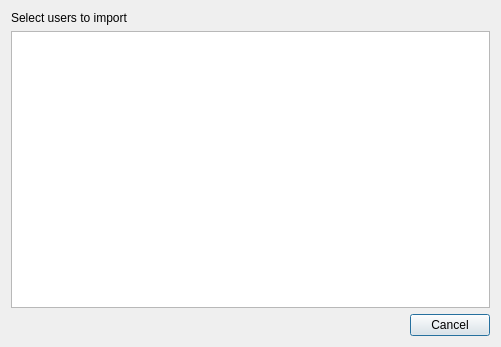
Above: client/src/ui/dialogs/ldap_users_dialog.ui from networkoptix/nx_open before the change. Below: the same form after it.
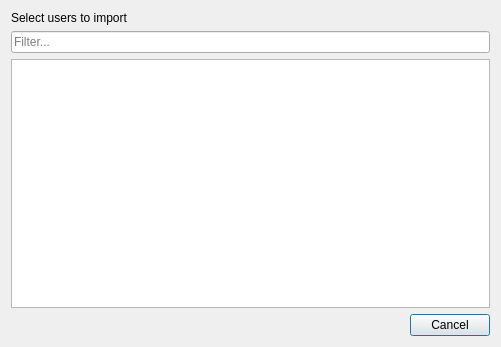
That is the form after the change. The open tabs and pages were chosen to show the change. Custom widgets are drawn as their Qt base class.

Commit message:
VMS-516: Introduce inline filter in user management dialogs
<==== Mercurial data ====>
Branch: dev_2.4.0_gui

Patch:
```diff
--- a/client/src/ui/dialogs/ldap_users_dialog.ui
+++ b/client/src/ui/dialogs/ldap_users_dialog.ui
@@ -40,6 +40,13 @@
          </property>
         </widget>
        </item>
+       <item>
+        <widget class="QLineEdit" name="filterLineEdit">
+         <property name="placeholderText">
+          <string>Filter...</string>
+         </property>
+        </widget>
+       </item>
        <item>
         <widget class="QTableView" name="usersTable">
          <property name="selectionMode">
```
The commit also changes 5 other files.
